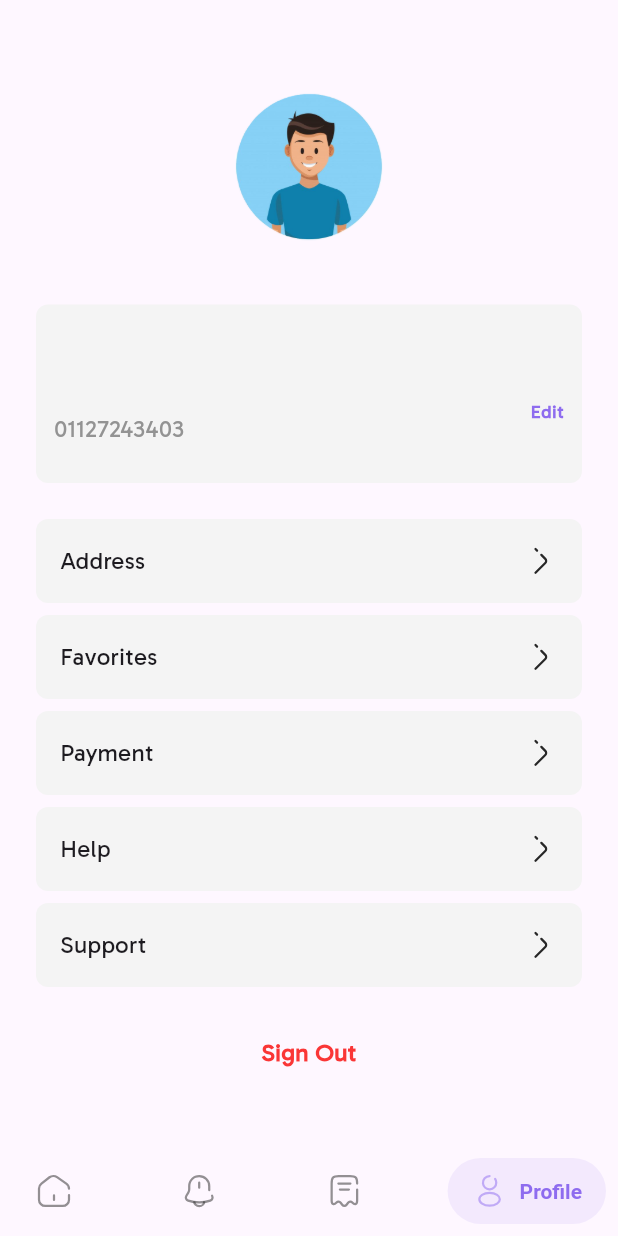
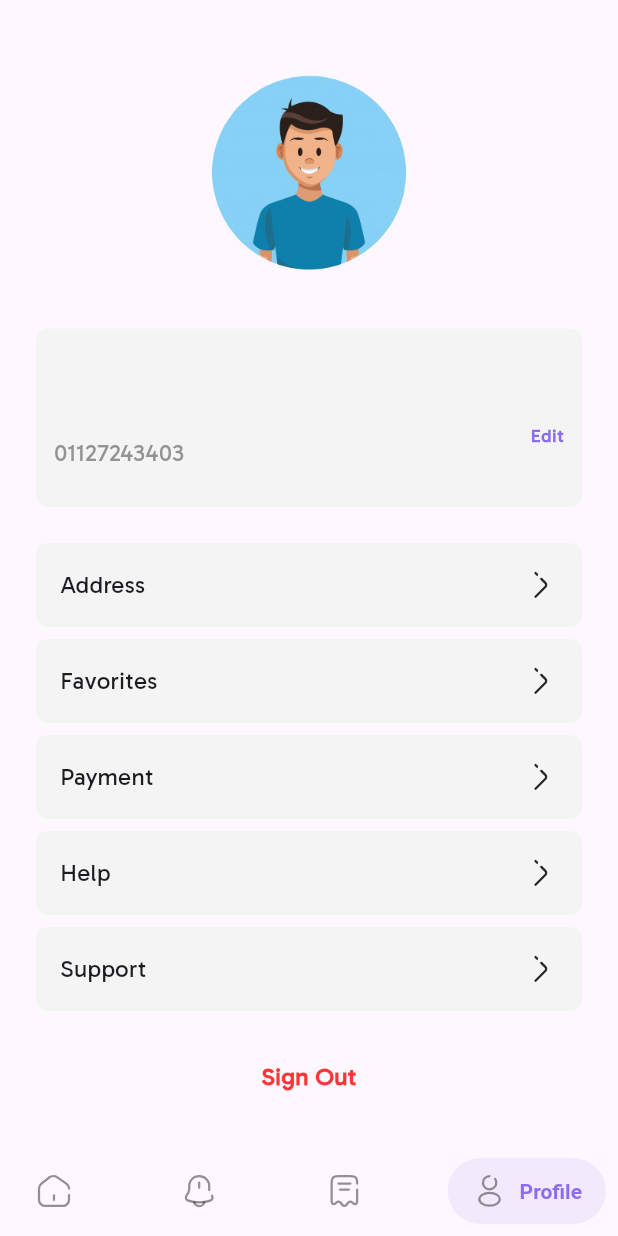
Before and after one commit to mahmoudmohamed17/shop-flow, a Flutter app: the MainView screen opened directly, item 4 of the bottom bar chosen, on a phone screen of 412 x 824 dp. Run offline on Flutter 3.47's test engine with Material 3 defaults, Android fonts, the phone set to English and light mode, and no system bars; drawn by our look-alikes of salomon_bottom_bar; our stand-ins replace another_flushbar, bloc, cached_network_image, dartz, dio, drift and 11 more; accounts and stored records are empty; generated files the repository leaves out were written again; network calls fail; project files that could hold a hidden picture were left out.

Commit message:
customize profile view

```diff
--- a/lib/features/profile/presentation/widgets/profile_view_body.dart
+++ b/lib/features/profile/presentation/widgets/profile_view_body.dart
@@ -17,13 +17,15 @@ class ProfileViewBody extends StatelessWidget {
           child: Column(
             mainAxisAlignment: MainAxisAlignment.center,
             children: [
-              Image.asset(
-                Assets.imagesReviewer,
-                height: 120,
-                width: 120,
+              CircleAvatar(
+                radius: 80,
+                backgroundColor: Colors.transparent,
+                child: Image.asset(
+                  Assets.imagesReviewer,
+                ),
               ),
               SizedBox(
-                height: 32,
+                height: 24,
               ),
               UserInfoBadge(),
               SizedBox(
--- a/lib/main_view.dart
+++ b/lib/main_view.dart
@@ -50,41 +50,21 @@ class _MainViewState extends State<MainView> {
             items: [
               SalomonBottomBarItem(
                 icon: SvgPicture.asset(Assets.imagesHome),
-                activeIcon: SvgPicture.asset(
-                  Assets.imagesHome,
-                  colorFilter:
-                      ColorFilter.mode(AppColors.primaryColor, BlendMode.srcIn),
-                ),
                 title: Text('Home'),
                 selectedColor: AppColors.primaryColor,
               ),
               SalomonBottomBarItem(
                 icon: SvgPicture.asset(Assets.imagesNotificationBing),
-                activeIcon: SvgPicture.asset(
-                  Assets.imagesNotificationBing,
-                  colorFilter:
-                      ColorFilter.mode(AppColors.primaryColor, BlendMode.srcIn),
-                ),
                 title: Text('Notification'),
                 selectedColor: AppColors.primaryColor,
               ),
               SalomonBottomBarItem(
                 icon: SvgPicture.asset(Assets.imagesReceipt),
-                activeIcon: SvgPicture.asset(
-                  Assets.imagesReceipt,
-                  colorFilter:
-                      ColorFilter.mode(AppColors.primaryColor, BlendMode.srcIn),
-                ),
                 title: Text('Receipt'),
                 selectedColor: AppColors.primaryColor,
               ),
               SalomonBottomBarItem(
                 icon: SvgPicture.asset(Assets.imagesProfile),
-                activeIcon: SvgPicture.asset(
-                  Assets.imagesProfile,
-                  colorFilter:
-                      ColorFilter.mode(AppColors.primaryColor, BlendMode.srcIn),
-                ),
                 title: Text('Profile'),
                 selectedColor: AppColors.primaryColor,
               ),
```
